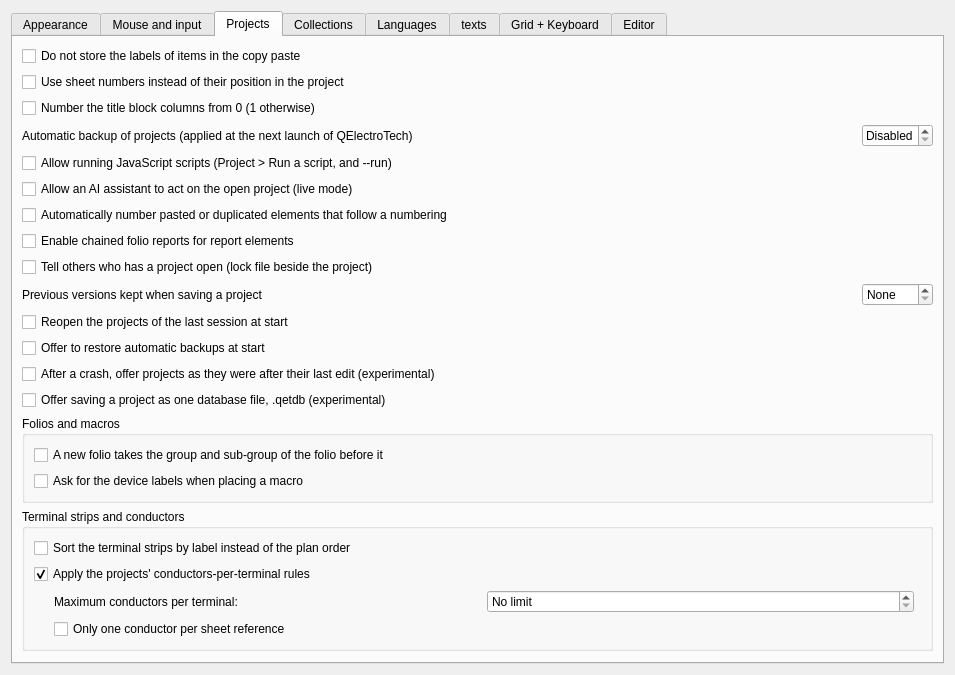
Above: sources/ui/configpage/generalconfigurationpage.ui from AJOL42300/qelectrotech-source-mirror before the change. Below: the same form after it.
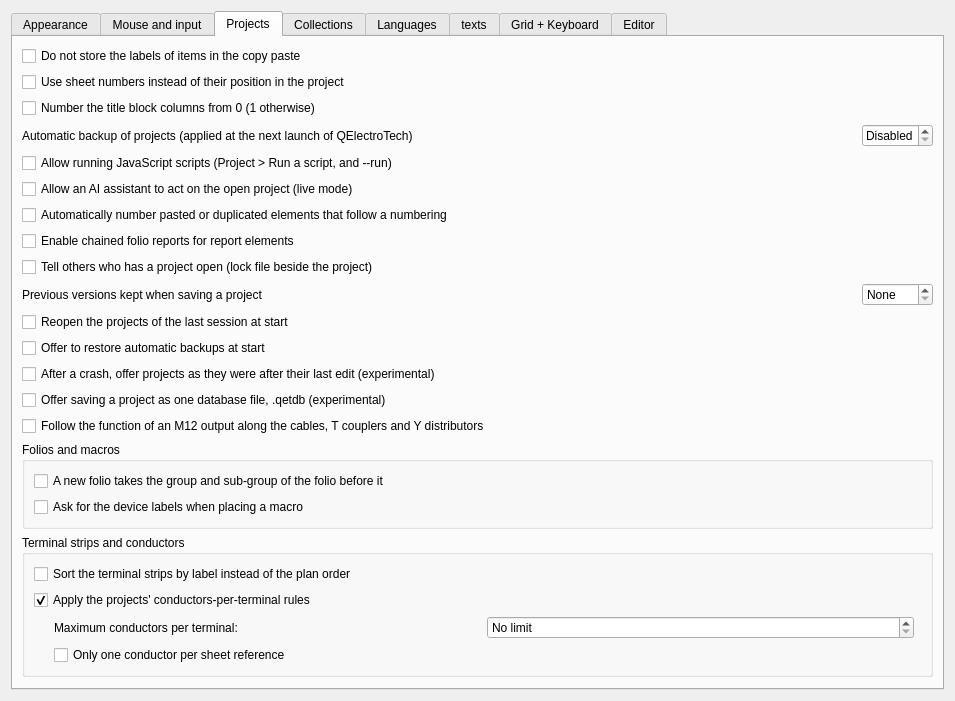
That is the form after the change. The open tabs and pages were chosen to show the change. Icons and pictures are not drawn. Custom widgets are drawn as their Qt base class.

Commit message: Add live bidirectional function propagation along M12 chains

What changed in the file:
```diff
--- a/sources/ui/configpage/generalconfigurationpage.ui
+++ b/sources/ui/configpage/generalconfigurationpage.ui
@@ -782,6 +782,16 @@
         </widget>
        </item>
        <item row="14" column="0" colspan="3">
+        <widget class="QCheckBox" name="m_function_propagation">
+         <property name="text">
+          <string>Follow the function of an M12 output along the cables, T couplers and Y distributors</string>
+         </property>
+         <property name="toolTip">
+          <string>When the function of an output of a module (or of a valve) is changed, the same function is given, in the same undo step, to the valve (or the output) at the other end of the cables. The channels of a T coupler or a Y distributor never mix. A different function on the other end is kept and reported. Only for symbols that describe their channels.</string>
+         </property>
+        </widget>
+       </item>
+       <item row="15" column="0" colspan="3">
         <widget class="QGroupBox" name="m_folios_gb">
          <property name="title">
           <string>Folios and macros</string>
@@ -810,7 +820,7 @@
          </layout>
         </widget>
        </item>
-       <item row="15" column="0" colspan="3">
+       <item row="16" column="0" colspan="3">
         <widget class="QGroupBox" name="m_terminals_gb">
          <property name="title">
           <string>Terminal strips and conductors</string>
@@ -899,7 +909,7 @@
          </layout>
         </widget>
        </item>
-       <item row="16" column="0">
+       <item row="17" column="0">
         <spacer name="verticalSpacer_2">
          <property name="orientation">
           <enum>Qt::Vertical</enum>
```
The commit also changes 25 other files.
